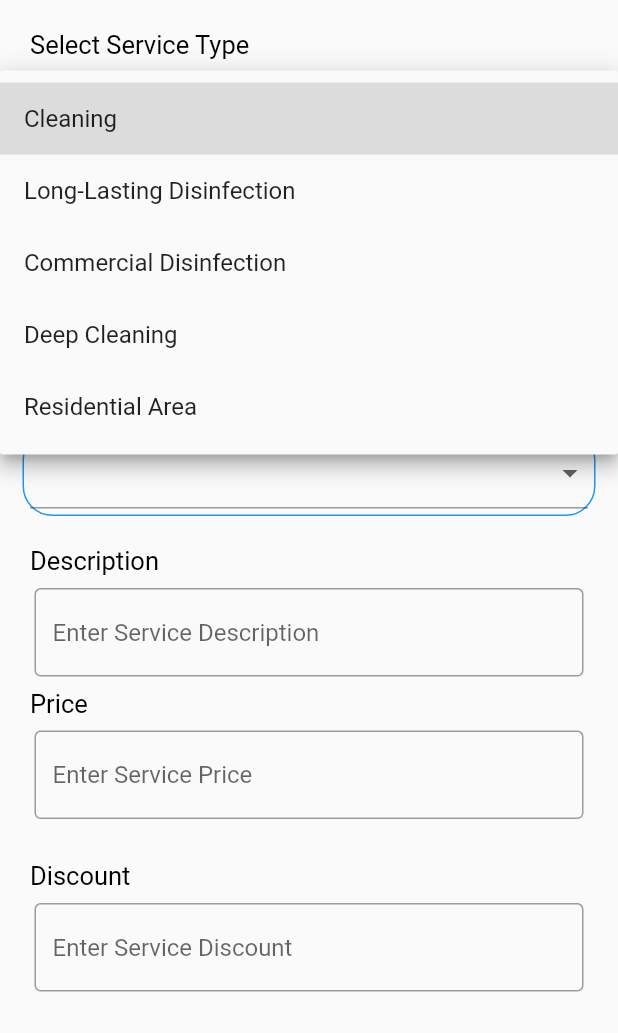
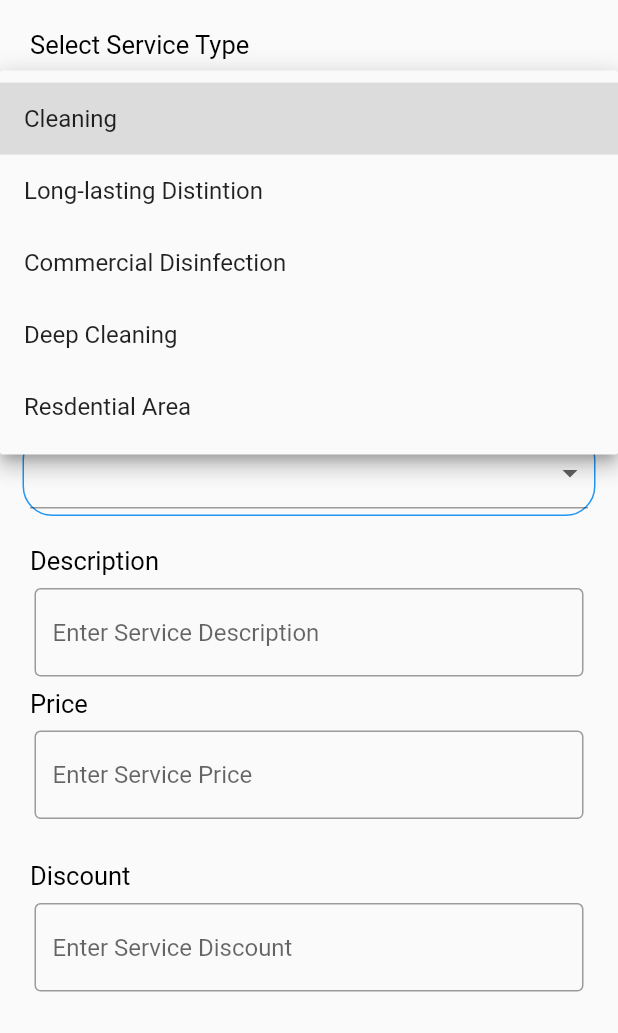
Before and after one commit to numanjaved14/City_Max_Admin, a Flutter app: the AddService screen opened directly, after a tap on the "arrow drop down" icon, on a phone screen of 412 x 824 dp, the part 203-1236 px from its top. Run offline on Flutter 3.47's test engine with Material 2 defaults, Android fonts, the phone set to English and light mode, and no system bars; our stand-ins replace cloud_firestore, date_time_picker, firebase_auth, firebase_core, flutter_rating_bar, flutter_spinkit and 3 more; accounts and stored records are empty.

```diff
--- a/lib/add/add_service.dart
+++ b/lib/add/add_service.dart
@@ -24,10 +24,10 @@ class _AddServiceState extends State<AddService> {
 
   var serviceCategory = [
     'Cleaning',
-    'Long-Lasting Disinfection',
+    'Long-lasting Distintion',
     'Commercial Disinfection',
     'Deep Cleaning',
-    'Residential Area'
+    'Resdential Area'
   ];
 
   var cleaningSubCaterogy = [
@@ -50,7 +50,10 @@ class _AddServiceState extends State<AddService> {
     'Villas',
   ];
 
-  var commercialSubCategory = ['SmallSpace', 'Medium Space', 'Large Space'];
+  var commercialSubCategory = [
+    'Small Space',
+    'Medium Space',
+  ];
 
   var serviceSubCategoryDeep = [
     'Appartments',
```
Also changed, not shown: lib/main/mainscreen.dart (+7 -166 lines).
